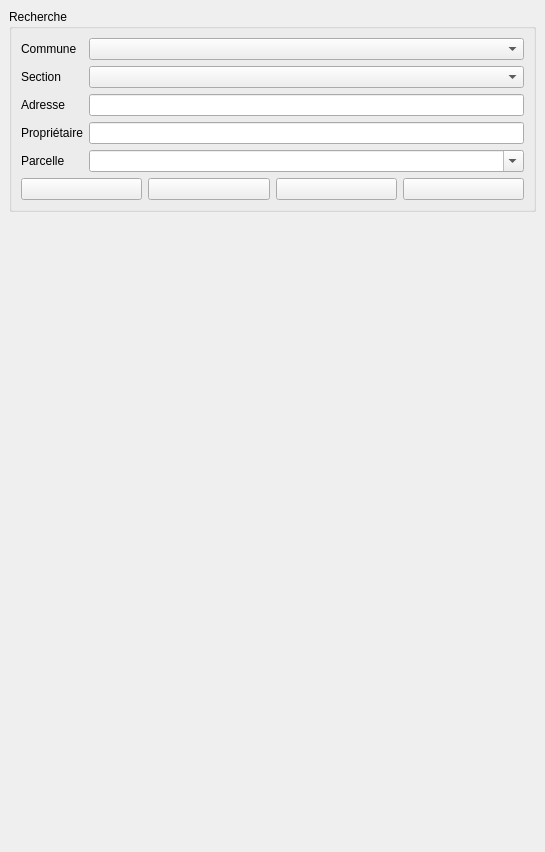
Before: the Qt Designer form forms/simple_cadastre_search_form.ui in repgarent/searchCadastre, drawn with Qt 5.
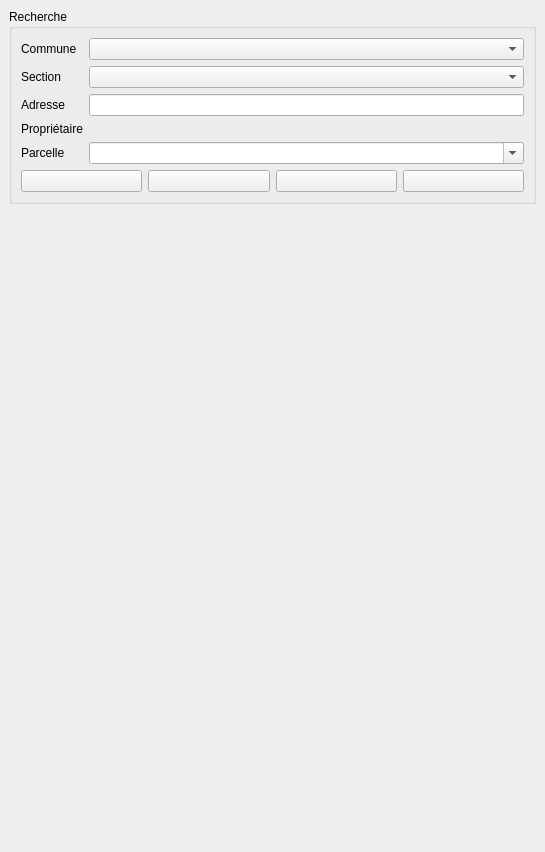
After: the same form once the commit is applied. Icons and pictures are not drawn.

What changed in the file:
```diff
--- a/forms/simple_cadastre_search_form.ui
+++ b/forms/simple_cadastre_search_form.ui
@@ -107,9 +107,6 @@
              </property>
             </widget>
            </item>
-           <item row="3" column="1">
-            <widget class="QLineEdit" name="liProprietaire"/>
-           </item>
            <item row="4" column="0">
             <widget class="QLabel" name="label_3">
              <property name="text">
```
Left out of the diff: 6 changed lines with no effect on the pictures.
